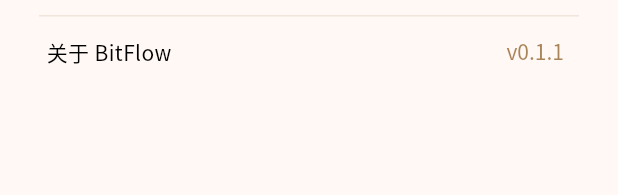
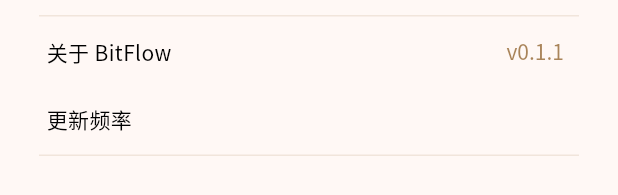
Before and after one commit to Zhoucheng133/BitFlow, a Flutter app: the SettingsPage widget shown alone on an empty page, opened directly, on a phone screen of 412 x 824 dp. Shown: the part 189-384 px from the top of the screen. Run offline on Flutter 3.47's test engine with Material 3 defaults, Android fonts, the phone set to English and light mode, and no system bars; drawn by our look-alikes of dropdown_button2; our stand-ins replace font_awesome_flutter, get, google_fonts, package_info_plus, shared_preferences; missing offline and left inert: clipboard, window_manager; accounts and stored records are empty; statements that could not run were skipped.

Commit message:
修复一个ap错误

```diff
--- a/lib/pages/settings.dart
+++ b/lib/pages/settings.dart
@@ -101,6 +101,10 @@ class _SettingsPageState extends State<SettingsPage> {
                   )
                 ),
               ),
+              SettingItem(
+                label: '更新频率',
+                child: Container()
+              )
             ],
           )
         )
```
